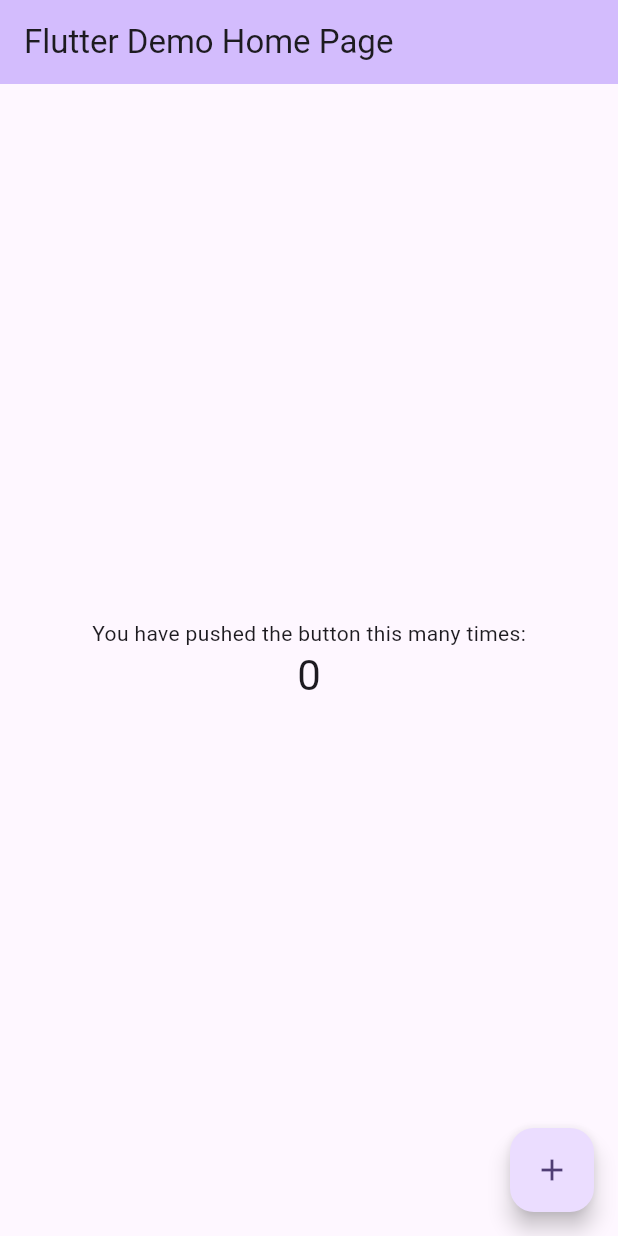
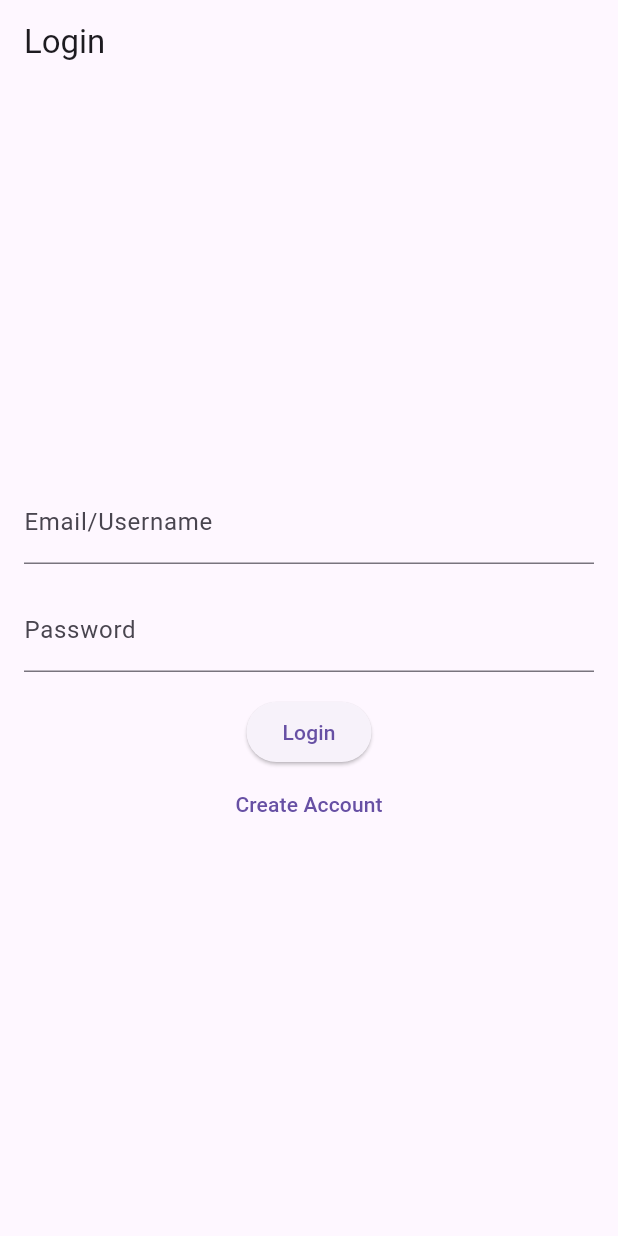
Before and after one commit to KevinLemon112/serenity_nest, a Flutter app: the screen it shows after launch, on a phone screen of 412 x 824 dp. Run offline on Flutter 3.47's test engine with Material 3 defaults, Android fonts, the light colour scheme and no system bars.

Commit message:
Login display (no functionality yet)

```diff
--- a/lib/main.dart
+++ b/lib/main.dart
@@ -1,125 +1,58 @@
 import 'package:flutter/material.dart';
 
 void main() {
-  runApp(const MyApp());
+  runApp(MyApp());
 }
 
 class MyApp extends StatelessWidget {
-  const MyApp({super.key});
-
-  // This widget is the root of your application.
   @override
   Widget build(BuildContext context) {
     return MaterialApp(
-      title: 'Flutter Demo',
+      title: 'SerenityNest',
       theme: ThemeData(
-        // This is the theme of your application.
-        //
-        // TRY THIS: Try running your application with "flutter run". You'll see
-        // the application has a purple toolbar. Then, without quitting the app,
-        // try changing the seedColor in the colorScheme below to Colors.green
-        // and then invoke "hot reload" (save your changes or press the "hot
-        // reload" button in a Flutter-supported IDE, or press "r" if you used
-        // the command line to start the app).
-        //
-        // Notice that the counter didn't reset back to zero; the application
-        // state is not lost during the reload. To reset the state, use hot
-        // restart instead.
-        //
-        // This works for code too, not just values: Most code changes can be
-        // tested with just a hot reload.
-        colorScheme: ColorScheme.fromSeed(seedColor: Colors.deepPurple),
-        useMaterial3: true,
+        primarySwatch: Colors.blue,
       ),
-      home: const MyHomePage(title: 'Flutter Demo Home Page'),
+      home: LoginScreen(),
     );
   }
 }
 
-class MyHomePage extends StatefulWidget {
-  const MyHomePage({super.key, required this.title});
-
-  // This widget is the home page of your application. It is stateful, meaning
-  // that it has a State object (defined below) that contains fields that affect
-  // how it looks.
-
-  // This class is the configuration for the state. It holds the values (in this
-  // case the title) provided by the parent (in this case the App widget) and
-  // used by the build method of the State. Fields in a Widget subclass are
-  // always marked "final".
-
-  final String title;
-
-  @override
-  State<MyHomePage> createState() => _MyHomePageState();
-}
-
-class _MyHomePageState extends State<MyHomePage> {
-  int _counter = 0;
-
-  void _incrementCounter() {
-    setState(() {
-      // This call to setState tells the Flutter framework that something has
-      // changed in this State, which causes it to rerun the build method below
-      // so that the display can reflect the updated values. If we changed
-      // _counter without calling setState(), then the build method would not be
-      // called again, and so nothing would appear to happen.
-      _counter++;
-    });
-  }
-
+class LoginScreen extends StatelessWidget {
   @override
   Widget build(BuildContext context) {
-    // This method is rerun every time setState is called, for instance as done
-    // by the _incrementCounter method above.
-    //
-    // The Flutter framework has been optimized to make rerunning build methods
-    // fast, so that you can just rebuild anything that needs updating rather
-    // than having to individually change instances of widgets.
     return Scaffold(
       appBar: AppBar(
-        // TRY THIS: Try changing the color here to a specific color (to
-        // Colors.amber, perhaps?) and trigger a hot reload to see the AppBar
-        // change color while the other colors stay the same.
-        backgroundColor: Theme.of(context).colorScheme.inversePrimary,
-        // Here we take the value from the MyHomePage object that was created by
-        // the App.build method, and use it to set our appbar title.
-        title: Text(widget.title),
+        title: Text('Login'),
       ),
-      body: Center(
-        // Center is a layout widget. It takes a single child and positions it
-        // in the middle of the parent.
+      body: Padding(
+        padding: const EdgeInsets.all(16.0),
         child: Column(
-          // Column is also a layout widget. It takes a list of children and
-          // arranges them vertically. By default, it sizes itself to fit its
-          // children horizontally, and tries to be as tall as its parent.
-          //
-          // Column has various properties to control how it sizes itself and
-          // how it positions its children. Here we use mainAxisAlignment to
-          // center the children vertically; the main axis here is the vertical
-          // axis because Columns are vertical (the cross axis would be
-          // horizontal).
-          //
-          // TRY THIS: Invoke "debug painting" (choose the "Toggle Debug Paint"
-          // action in the IDE, or press "p" in the console), to see the
-          // wireframe for each widget.
           mainAxisAlignment: MainAxisAlignment.center,
           children: <Widget>[
-            const Text(
-              'You have pushed the button this many times:',
+            TextField(
+              decoration: InputDecoration(labelText: 'Email/Username'),
             ),
-            Text(
-              '$_counter',
-              style: Theme.of(context).textTheme.headlineMedium,
+            SizedBox(height: 16.0),
+            TextField(
+              decoration: InputDecoration(labelText: 'Password'),
+              obscureText: true,
+            ),
+            SizedBox(height: 16.0),
+            ElevatedButton(
+              onPressed: () {
+                // TODO: Implement login functionality
+              },
+              child: Text('Login'),
+            ),
+            TextButton(
+              onPressed: () {
+                // TODO: Navigate to signup screen
+              },
+              child: Text('Create Account'),
             ),
           ],
         ),
       ),
-      floatingActionButton: FloatingActionButton(
-        onPressed: _incrementCounter,
-        tooltip: 'Increment',
-        child: const Icon(Icons.add),
-      ), // This trailing comma makes auto-formatting nicer for build methods.
     );
   }
 }
```
